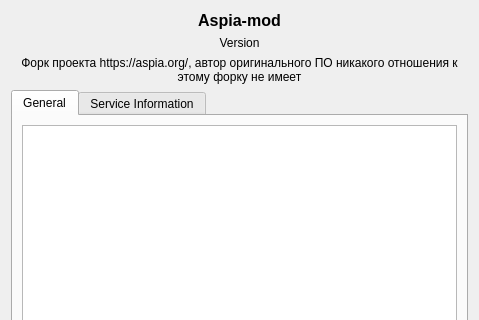
First picture: the form in source/common/desktop/about_dialog.ui, repository alexandrkut/aspia-mod, before the edit; both pictures show x 0 to 479 and y 0 to 320 of the 479 by 574 pixel window.
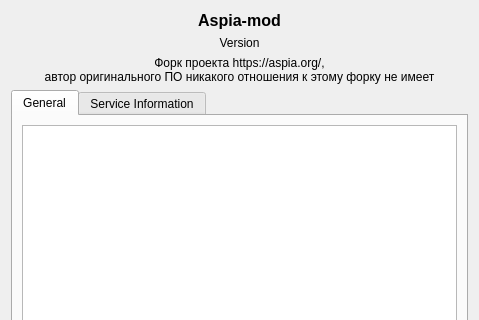
Second picture: the form after the edit. Icons and pictures are not drawn.

What changed in the file:
```diff
--- a/source/common/desktop/about_dialog.ui
+++ b/source/common/desktop/about_dialog.ui
@@ -43,7 +43,8 @@
    <item>
     <widget class="QLabel" name="label_copyright">
      <property name="text">
-      <string notr="true">Форк проекта https://aspia.org/, автор оригинального ПО никакого отношения к этому форку не имеет</string>
+      <string notr="true">Форк проекта https://aspia.org/,
+автор оригинального ПО никакого отношения к этому форку не имеет</string>
      </property>
      <property name="wordWrap">
       <bool>true</bool>
```
